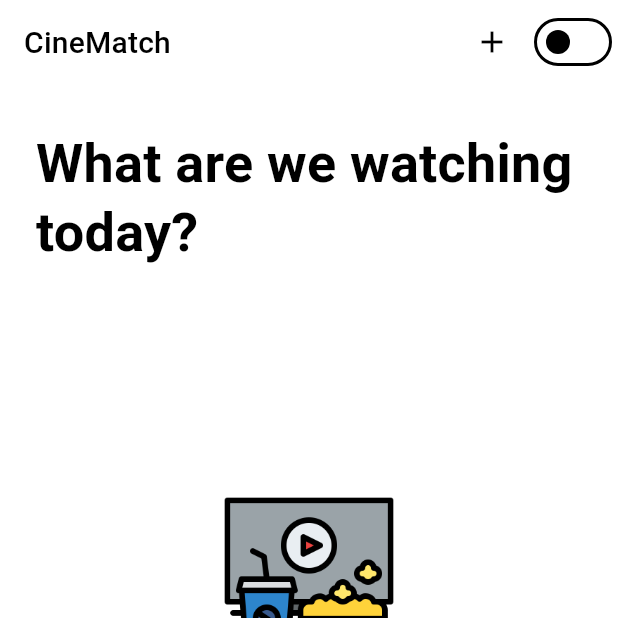
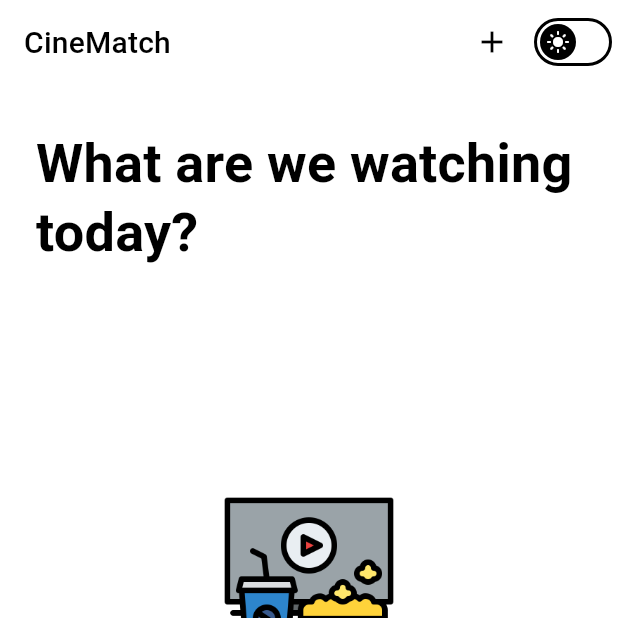
Before and after one commit to FlutterPiaui/movie-recommender_app, a Flutter app: the screen it shows after launch, on a phone screen of 412 x 824 dp, the top half of it. Run offline on Flutter 3.47's test engine with Material 3 defaults, Android fonts, the phone set to English and light mode, and no system bars; drawn by our look-alikes of animated_text_kit; our stand-ins replace cached_network_image, chat_bubbles, dartz, dio, firebase_core, firebase_crashlytics and 10 more; accounts and stored records are empty; generated files the repository leaves out were written again.

Commit message:
update switch icon

```diff
--- a/lib/src/modules/recommendations/presenter/screen/recommendations_screen.dart
+++ b/lib/src/modules/recommendations/presenter/screen/recommendations_screen.dart
@@ -175,6 +175,17 @@ class _RecommendationsScreenState extends State<RecommendationsScreen> {
             ),
           ),
           Switch(
+            thumbIcon: WidgetStateProperty.resolveWith<Icon?>(
+                (Set<WidgetState> states) {
+              if (states.contains(WidgetState.selected)) {
+                return const Icon(
+                  Icons.dark_mode,
+                  color: Colors.black,
+                );
+              } else {
+                return const Icon(Icons.light_mode);
+              }
+            }),
             value: themeProvider.isDarkTheme,
             onChanged: (value) {
               themeProvider.toggleTheme();
```
